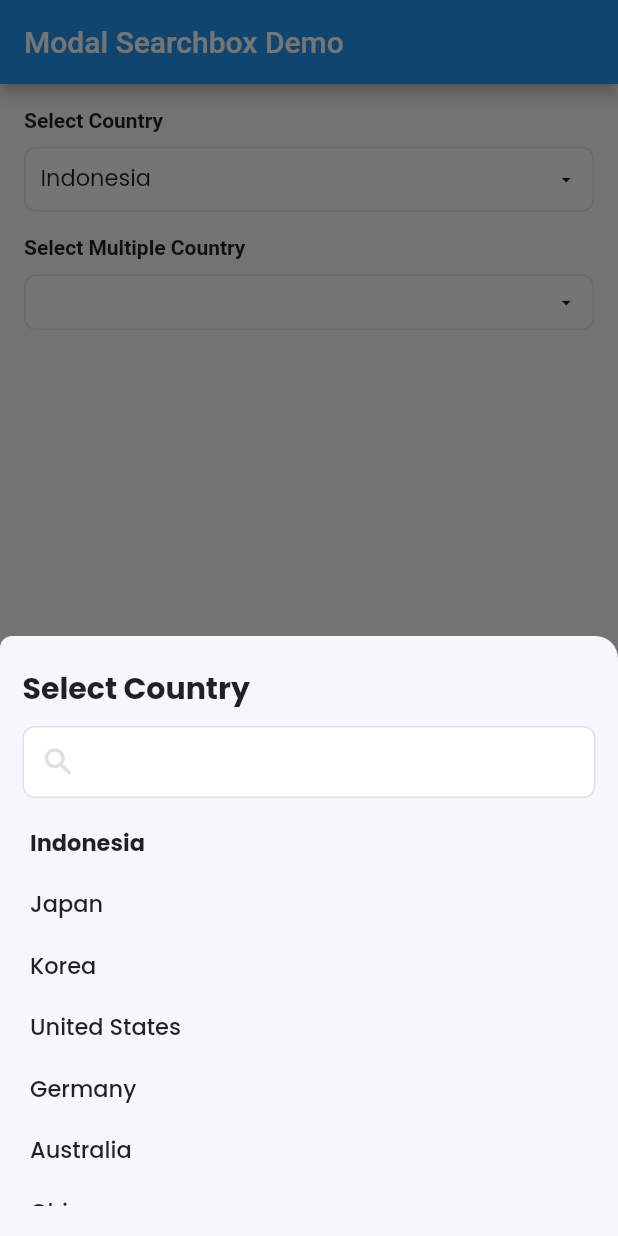
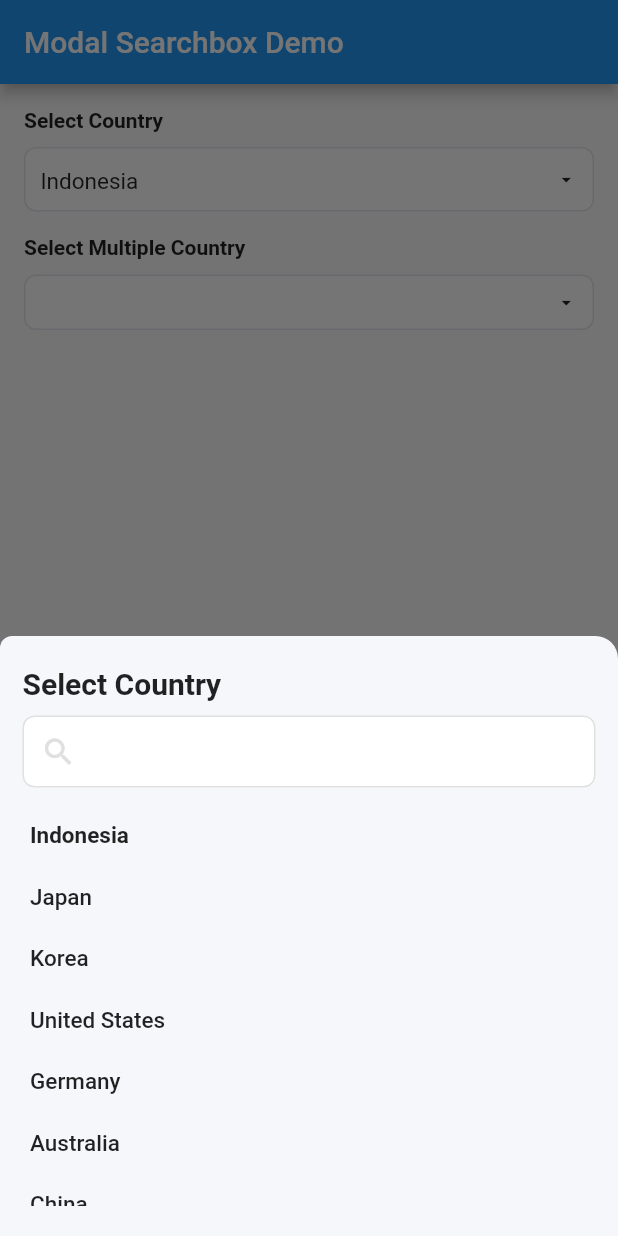
Before and after one commit to c0deslinger/flutter-lib-modalsearchbox, a Flutter app: the screen it shows after launch, after a tap on the "arrow drop down" icon, on a phone screen of 412 x 824 dp. Run offline on Flutter 3.47's test engine with Material 2 defaults, Android fonts, the phone set to English and light mode, and no system bars.

Commit message:
remove google fonts

```diff
--- a/lib/modal_searchbox.dart
+++ b/lib/modal_searchbox.dart
@@ -3,7 +3,6 @@ library modal_searchbox;
 // ignore_for_file: library_private_types_in_public_api, no_logic_in_create_state, must_be_immutable
 
 import 'package:flutter/material.dart';
-import 'package:google_fonts/google_fonts.dart';
 
 class ModalSearchbox extends StatefulWidget {
   const ModalSearchbox(
@@ -18,6 +17,7 @@ class ModalSearchbox extends StatefulWidget {
       this.borderRadius,
       this.padding,
       this.labelTextstyle,
+      this.valueTextstyle,
       this.decoration,
       this.contentPadding,
       this.modalShape,
@@ -33,6 +33,7 @@ class ModalSearchbox extends StatefulWidget {
   final bool isMultipleSelect;
   final String label;
   final TextStyle? labelTextstyle;
+  final TextStyle? valueTextstyle;
   final Decoration? decoration;
   final EdgeInsetsGeometry? contentPadding;
   final Function(dynamic value) onChanged;
@@ -76,6 +77,7 @@ class _ModalSearchboxState extends State<ModalSearchbox> {
             isMultipleSelect: widget.isMultipleSelect,
             multipleSelectedValue: selectedMutipleValue,
             title: title,
+            valueTextstyle: widget.valueTextstyle,
             data: data,
             selectedItemBackgroundColor: widget.selectedItemBackgroundColor,
             useSearch: widget.addSearch,
@@ -177,7 +179,7 @@ class _ModalSearchboxState extends State<ModalSearchbox> {
                                           children: [
                                             Expanded(
                                               child: Text(e,
-                                                  style: GoogleFonts.poppins(
+                                                  style: const TextStyle(
                                                       fontSize: 15,
                                                       height: 1.4,
                                                       color: Colors.black)),
@@ -211,7 +213,8 @@ class _ModalSearchboxState extends State<ModalSearchbox> {
                                     }).toList(),
                                   )
                                 : Text(selectedValue ?? "",
-                                    style: GoogleFonts.poppins(
+                                    style: widget.valueTextstyle ??
+                                        const TextStyle(
                                             fontSize: 15, height: 1.4)),
                           ),
                           GestureDetector(
@@ -241,6 +244,7 @@ class _SearchItem extends StatefulWidget {
   bool isMultipleSelect;
   InputDecoration? searchInputDecoration;
   Color? selectedItemBackgroundColor;
+  TextStyle? valueTextstyle;
 
   _SearchItem(
       {required this.title,
@@ -248,6 +252,7 @@ class _SearchItem extends StatefulWidget {
       this.isMultipleSelect = false,
       required this.data,
       this.searchInputDecoration,
+      this.valueTextstyle,
       this.selectedItemBackgroundColor,
       required this.useSearch,
       required this.selectedValue,
@@ -295,8 +300,8 @@ class _SearchItemState extends State<_SearchItem> {
           crossAxisAlignment: CrossAxisAlignment.start,
           children: [
             Text(widget.title,
-                style: GoogleFonts.poppins(
-                    fontSize: 20, fontWeight: FontWeight.w700)),
+                style:
+                    const TextStyle(fontSize: 20, fontWeight: FontWeight.w700)),
             const SizedBox(height: 10),
             !widget.useSearch
                 ? Container()
@@ -351,7 +356,8 @@ class _SearchItemState extends State<_SearchItem> {
                               padding: const EdgeInsets.symmetric(
                                   vertical: 10, horizontal: 5),
                               child: Text(filteredData[index],
-                                  style: GoogleFonts.poppins(
+                                  style: widget.valueTextstyle ??
+                                      TextStyle(
                                           fontSize: 15,
                                           height: 1.4,
                                           fontWeight: isAlreadySelected
--- a/pubspec.yaml
+++ b/pubspec.yaml
@@ -1,6 +1,6 @@
 name: modal_searchbox
 description: Plugin to create TextField with search box and modal / bottomsheet as selector
-version: 0.0.3
+version: 0.0.4
 homepage: https://github.com/c0deslinger/flutter-lib-modalsearchbox
 
 environment:
@@ -10,7 +10,6 @@ environment:
 dependencies:
   flutter:
     sdk: flutter
-  google_fonts: ^3.0.1
 
 dev_dependencies:
   flutter_lints: ^2.0.0
```
Also changed, not shown: example/pubspec.lock, 4 other files. Lines whose indentation alone changed are shown as unchanged.
